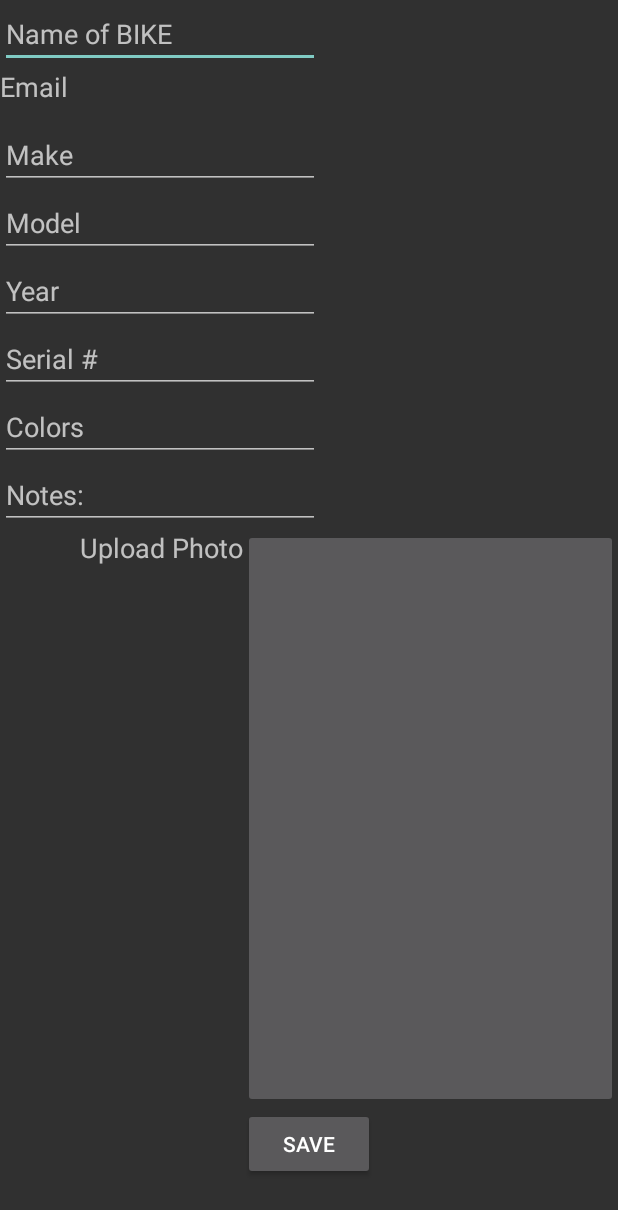
After one commit to reymatias/Moonlight, an Android app: the RegisterActivity screen opened directly, with no data from a screen before it, on a phone screen of 412 x 824 dp. The commit adds this screen. Shown: the top 1210 px of the screen. Run offline under Robolectric (Android 15) with nearby library versions, the phone set to English and light mode, and no system bars; our stand-ins replace ButterKnife; libraries missing offline, so code that uses them is left out: com.parse; 7 statements that could not run were skipped.

Commit message:
Finishing Profile/Registration Activity
Currently focusing on Stolen List

```diff
--- a/Android/Moonlight_Android/app/build.gradle
+++ b/Android/Moonlight_Android/app/build.gradle
@@ -24,4 +24,6 @@ dependencies {
     compile 'com.android.support:appcompat-v7:22.0.0'
     compile 'com.google.android.gms:play-services:7.0.0'
     compile 'com.jakewharton:butterknife:6.1.0'
+    compile 'com.parse.bolts:bolts-android:1.+'
+    compile fileTree(dir: 'libs', include: 'Parse-*.jar')
 }
--- a/Android/Moonlight_Android/app/src/debug/res/values/google_maps_api.xml
+++ b/Android/Moonlight_Android/app/src/debug/res/values/google_maps_api.xml
@@ -14,6 +14,7 @@ https://console.developers.google.com/flows/enableapi?apiid=maps_android_backend
     string in this file.
     -->
     <string name="google_maps_key" translatable="false" templateMergeStrategy="preserve">
-       AIzaSyBWW-fOa_uIVgf9miLWQAV-XeyNcraqGM4
+       <!--AIzaSyBWW-fOa_uIVgf9miLWQAV-XeyNcraqGM4-->
+        AIzaSyCDVWYlaYmzl2G4ZYmBqUI-21eHOgq0dzA
     </string>
 </resources>
--- a/Android/Moonlight_Android/app/src/main/java/helios/moonlight_android/AppLocationService.java
+++ b/Android/Moonlight_Android/app/src/main/java/helios/moonlight_android/AppLocationService.java
@@ -3,6 +3,7 @@ package helios.moonlight_android;
 /**
  * Created by roshiniThiagarajan on 4/24/15.
  */
+
 import android.app.Service;
 import android.content.Context;
 import android.content.Intent;
--- a/Android/Moonlight_Android/app/src/main/java/helios/moonlight_android/FetchAddressIntentService.java
+++ b/Android/Moonlight_Android/app/src/main/java/helios/moonlight_android/FetchAddressIntentService.java
@@ -44,7 +44,7 @@ public class FetchAddressIntentService extends IntentService {
      * result receiver. If unsuccessful, sends an error message instead.
      * Note: We define a {@link android.os.ResultReceiver} in * MainActivity to process content
      * sent from this service.
-     *
+     * <p/>
      * This service calls this method from the default worker thread with the intent that started
      * the service. When this method returns, the service automatically stops.
      */
@@ -109,7 +109,7 @@ public class FetchAddressIntentService extends IntentService {
         }
 
         // Handle case where no address was found.
-        if (addresses == null || addresses.size()  == 0) {
+        if (addresses == null || addresses.size() == 0) {
             if (errorMessage.isEmpty()) {
                 errorMessage = "no_address_found";
                 Log.e(TAG, errorMessage);
@@ -128,7 +128,7 @@ public class FetchAddressIntentService extends IntentService {
             // getPostalCode() ("94043", for example)
             // getCountryCode() ("US", for example)
             // getCountryName() ("United States", for example)
-            for(int i = 0; i < address.getMaxAddressLineIndex(); i++) {
+            for (int i = 0; i < address.getMaxAddressLineIndex(); i++) {
                 addressFragments.add(address.getAddressLine(i));
             }
             Log.i(TAG, "address_found");
--- a/Android/Moonlight_Android/app/src/main/java/helios/moonlight_android/LocationProvider.java
+++ b/Android/Moonlight_Android/app/src/main/java/helios/moonlight_android/LocationProvider.java
@@ -74,8 +74,7 @@ public class LocationProvider implements
         Location location = LocationServices.FusedLocationApi.getLastLocation(mGoogleApiClient);
         if (location == null) {
             LocationServices.FusedLocationApi.requestLocationUpdates(mGoogleApiClient, mLocationRequest, this);
-        }
-        else {
+        } else {
             mLocationCallback.handleNewLocation(location);
         }
     }
@@ -95,7 +94,7 @@ public class LocationProvider implements
          */
         if (connectionResult.hasResolution() && mContext instanceof Activity) {
             try {
-                Activity activity = (Activity)mContext;
+                Activity activity = (Activity) mContext;
                 // Start an Activity that tries to resolve the error
                 connectionResult.startResolutionForResult(activity, CONNECTION_FAILURE_RESOLUTION_REQUEST);
             /*
--- /dev/null
+++ b/Android/Moonlight_Android/app/src/main/java/helios/moonlight_android/RegisterActivity.java
@@ -0,0 +1,167 @@
+package helios.moonlight_android;
+
+import android.content.Intent;
+import android.graphics.Bitmap;
+import android.net.Uri;
+import android.os.Bundle;
+import android.os.Environment;
+import android.provider.MediaStore;
+import android.support.v7.app.ActionBarActivity;
+import android.util.Log;
+import android.view.View;
+import android.widget.Button;
+import android.widget.EditText;
+import android.widget.ImageButton;
+import android.widget.TextView;
+import android.widget.Toast;
+
+import com.parse.FindCallback;
+import com.parse.GetCallback;
+import com.parse.Parse;
+import com.parse.ParseException;
+import com.parse.ParseObject;
+import com.parse.ParseQuery;
+import com.parse.ParseUser;
+
+import java.io.File;
+import java.io.IOException;
+import java.util.List;
+
+import butterknife.ButterKnife;
+import butterknife.InjectView;
+
+public class RegisterActivity extends ActionBarActivity {
+
+/*    protected EditText profile_name;
+    protected EditText profile_email;
+    protected EditText profile_make;
+    protected EditText profile_model;
+    protected EditText profile_year;
+    protected EditText profile_serial;
+    protected EditText profile_colors;
+    protected EditText profile_notes;
+    protected TextView profile_upload;
+    protected Button profile_submit;*/
+
+    @InjectView(R.id.profile_name)
+    EditText mprofile_name;
+    @InjectView(R.id.profile_email)
+    TextView mprofile_email;
+    @InjectView(R.id.profile_make)
+    EditText mprofile_make;
+    @InjectView(R.id.profile_model)
+    EditText mprofile_model;
+    @InjectView(R.id.profile_year)
+    EditText mprofile_year;
+    @InjectView(R.id.profile_serial)
+    EditText mprofile_serial;
+    @InjectView(R.id.profile_colors)
+    EditText mprofile_colors;
+    @InjectView(R.id.profile_notes)
+    EditText mprofile_notes;
+    @InjectView(R.id.profile_upload)
+    TextView mprofile_upload;
+    @InjectView(R.id.profile_submit)
+    Button mprofile_submit;
+    @InjectView(R.id.profile_snap)
+    ImageButton mprofile_snap;
+
+    @Override
+    protected void onCreate(Bundle savedInstanceState) {
+        super.onCreate(savedInstanceState);
+        setContentView(R.layout.activity_register);
+
+        Parse.initialize(this, "Un6I0fGo4poWYSEsg4muV3G09C7OzNafBv7F2GIi", "AbitumkApEu1nmH6EXNkPe2r2D8khB7wFU5hHi7i");
+        final ParseUser currentUser = ParseUser.getCurrentUser();
+
+
+        ButterKnife.inject(this);
+
+        final String email = currentUser.getEmail();
+        final String relationID = currentUser.getObjectId();
+        mprofile_email.setText(email);
+        mprofile_name.setHint("Name of BIKE");
+
+
+        ParseQuery<ParseObject> query = ParseQuery.getQuery("BikeProfile");
+        query.whereEqualTo("Email", email);
+        query.getFirstInBackground(new GetCallback<ParseObject>() {
+            public void done(ParseObject profile, ParseException e) {
+                if (e == null) {
+                    Log.d("Email", "Retrieved " + profile.getString("Email"));
+                    //String name = result.getString("Name");
+                    mprofile_name.setText(profile.getString("Name"));
+                    mprofile_make.setText(profile.getString("Make"));
+                    mprofile_model.setText(profile.getString("Model"));
+                    mprofile_year.setText(profile.getString("Year"));
+                    mprofile_serial.setText(profile.getString("Serial"));
+                    mprofile_colors.setText(profile.getString("Color"));
+                    mprofile_notes.setText(profile.getString("Notes"));
+                } else {
+                    Log.d("Email", "Error: No info given!" + e.getMessage());
+                }
+            }
+        });
+
+        mprofile_snap.setOnClickListener(new View.OnClickListener() {
+            @Override
+            public void onClick(View v) {
+                // picture taking
+            }
+        });
+
+        //mprofile_submit.setOnClickListener(this);
+        mprofile_submit.setOnClickListener(new View.OnClickListener() {
+            @Override
+            public void onClick(View v) {
+
+                final String name = mprofile_name.getText().toString().trim();
+                final String make = mprofile_make.getText().toString().trim();
+                final String model = mprofile_model.getText().toString().trim();
+                final String year = mprofile_year.getText().toString().trim();
+                final String serial = mprofile_serial.getText().toString().trim();
+                final String colors = mprofile_colors.getText().toString().trim();
+                final String notes = mprofile_notes.getText().toString().trim();
+
+                ParseQuery<ParseObject> query = ParseQuery.getQuery("BikeProfile");
+                query.whereEqualTo("Email", email);
+                query.getFirstInBackground(new GetCallback<ParseObject>() {
+                    public void done(ParseObject profile, ParseException e) {
+                        if (e == null) {
+                            Log.d("ACC", "Updating " + profile.getString("Email"));
+                            //String name = result.getString("Name");
+                            profile.put("Name", name);
+                            profile.put("Email", email);
+                            profile.put("Make", make);
+                            profile.put("Model", model);
+                            profile.put("Year", year);
+                            profile.put("Serial", serial);
+                            profile.put("Color", colors);
+                            profile.put("Notes", notes);
+                            profile.put("OwnerID", relationID);
+                            profile.saveInBackground();
+                        } else {
+                            Log.d("ACC", "Creating New" + e.getMessage());
+                            ParseObject newprofile = new ParseObject("BikeProfile");
+                            newprofile.put("Name", name);
+                            newprofile.put("Email", email);
+                            newprofile.put("Make", make);
+                            newprofile.put("Model", model);
+                            newprofile.put("Year", year);
+                            newprofile.put("Serial", serial);
+                            newprofile.put("Color", colors);
+                            newprofile.put("Notes", notes);
+                            newprofile.put("OwnerID", relationID);
+                            newprofile.saveInBackground();
+                        }
+                    }
+                });
+
+
+                Toast.makeText(RegisterActivity.this, "SAVED!", Toast.LENGTH_LONG).show();
+            }
+        });
+
+
+    }
+}
--- /dev/null
+++ b/Android/Moonlight_Android/app/src/main/res/layout/activity_register.xml
@@ -0,0 +1,111 @@
+<?xml version="1.0" encoding="utf-8"?>
+<RelativeLayout xmlns:android="http://schemas.android.com/apk/res/android"
+    android:layout_width="match_parent" android:layout_height="match_parent"
+    >
+
+    <EditText
+        android:layout_width="wrap_content"
+        android:layout_height="wrap_content"
+        android:inputType="textPersonName"
+        android:hint="@string/profile_name"
+        android:ems="10"
+        android:id="@+id/profile_name"
+        />
+
+    <EditText
+        android:layout_width="wrap_content"
+        android:layout_height="wrap_content"
+        android:id="@+id/profile_make"
+        android:layout_alignParentStart="true"
+        android:layout_marginTop="35dp"
+        android:hint="@string/profile_make"
+        android:ems="10"
+        android:inputType="text"
+        android:layout_below="@+id/profile_name" />
+
+
+    <EditText
+        android:layout_width="wrap_content"
+        android:layout_height="wrap_content"
+        android:id="@+id/profile_model"
+        android:hint="@string/profile_model"
+        android:layout_below="@+id/profile_make"
+        android:layout_alignParentStart="true"
+        android:ems="10"
+        android:inputType="text" />
+
+    <EditText
+        android:layout_width="wrap_content"
+        android:layout_height="wrap_content"
+        android:id="@+id/profile_year"
+        android:hint="@string/profile_year"
+        android:layout_below="@+id/profile_model"
+        android:layout_alignParentStart="true"
+        android:ems="10"
+        android:inputType="number" />
+
+    <EditText
+        android:layout_width="wrap_content"
+        android:layout_height="wrap_content"
+        android:id="@+id/profile_serial"
+        android:hint="@string/profile_serial"
+        android:layout_below="@+id/profile_year"
+        android:layout_alignParentStart="true"
+        android:ems="10"
+        android:inputType="text" />
+
+    <EditText
+        android:layout_width="wrap_content"
+        android:layout_height="wrap_content"
+        android:id="@+id/profile_colors"
+        android:hint="@string/profile_colors"
+        android:layout_below="@+id/profile_serial"
+        android:layout_alignParentStart="true"
+        android:ems="10"/>
+
+    <EditText
+        android:layout_width="wrap_content"
+        android:layout_height="wrap_content"
+        android:id="@+id/profile_notes"
+        android:hint="@string/profile_notes"
+        android:layout_below="@+id/profile_colors"
+        android:layout_alignParentStart="true"
+        android:ems="10"/>
+
+    <TextView
+        android:layout_width="wrap_content"
+        android:layout_height="wrap_content"
+        android:textAppearance="?android:attr/textAppearanceMedium"
+        android:text="@string/profile_upload"
+        android:id="@+id/profile_upload"
+        android:layout_below="@+id/profile_notes"
+        android:layout_toStartOf="@+id/profile_snap" />
+
+    <ImageButton
+        android:layout_width="wrap_content"
+        android:layout_height="wrap_content"
+        android:id="@+id/profile_snap"
+        android:layout_alignStart="@+id/profile_submit"
+        android:layout_above="@+id/profile_submit"
+        android:layout_below="@+id/profile_notes"
+        android:layout_alignParentEnd="true" />
+
+    <Button
+        android:layout_width="wrap_content"
+        android:layout_height="wrap_content"
+        android:text="@string/profile_submit"
+        android:id="@+id/profile_submit"
+        android:layout_alignParentBottom="true"
+        android:layout_centerHorizontal="true"
+        android:layout_marginBottom="37dp" />
+
+    <TextView
+        android:layout_width="wrap_content"
+        android:layout_height="wrap_content"
+        android:textAppearance="?android:attr/textAppearanceMedium"
+        android:id="@+id/profile_email"
+        android:hint="Email"
+        android:layout_below="@+id/profile_name"
+        android:layout_alignParentStart="true" />
+
+</RelativeLayout>
--- a/Android/Moonlight_Android/app/src/main/res/values/strings.xml
+++ b/Android/Moonlight_Android/app/src/main/res/values/strings.xml
@@ -28,5 +28,16 @@
     <string name="request_server_auth_code">Request server auth code?</string>
     <string name="configuration_error">Error: the value of WEB_CLIENT_ID or SERVER_BASE_URL is not  set correctly. This will cause errors when requesting a server auth code.</string>
     <string name="title_activity_maps">Maps</string>
+    <string name="title_activity_reg">Registration</string>
+    <string name="profile_name">Name</string>
+    <string name="profile_email">Email</string>
+    <string name="profile_make">Make</string>
+    <string name="profile_model">Model</string>
+    <string name="profile_year">Year</string>
+    <string name="profile_serial">Serial #</string>
+    <string name="profile_colors">Colors</string>
+    <string name="profile_notes">Notes:</string>
+    <string name="profile_upload">Upload Photo</string>
+    <string name="profile_submit">Save</string>
 
 </resources>
```
Also changed, not shown: Android/Moonlight_Android/app/src/main/AndroidManifest.xml (+13 -0 lines), Android/Moonlight_Android/app/src/main/java/helios/moonlight_android/DeviceScanActivity.java (+56 -56 lines), Android/Moonlight_Android/app/src/main/java/helios/moonlight_android/LoginActivity.java (+0 -7 lines), Android/Moonlight_Android/app/src/main/java/helios/moonlight_android/LoginTwoActivity.java (+93 -15 lines), Android/Moonlight_Android/app/src/main/java/helios/moonlight_android/MainActivity.java (+21 -0 lines), Android/Moonlight_Android/app/src/main/java/helios/moonlight_android/MapsActivity.java (+17 -17 lines), Android/Moonlight_Android/app/src/main/java/helios/moonlight_android/StolenListActivity.java (added, +18 -0 lines), Android/Moonlight_Android/app/src/main/res/layout/activity_stolenlist.xml (added, +15 -0 lines), 1 other file.
